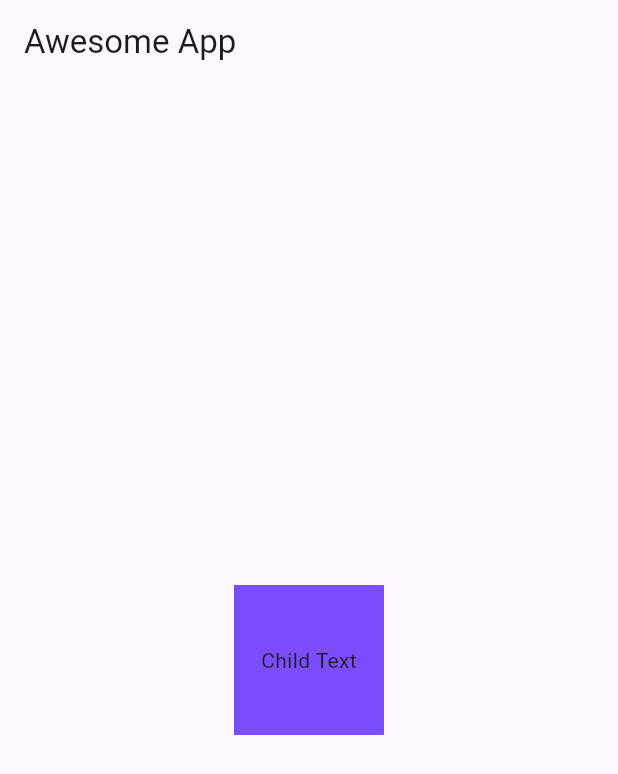
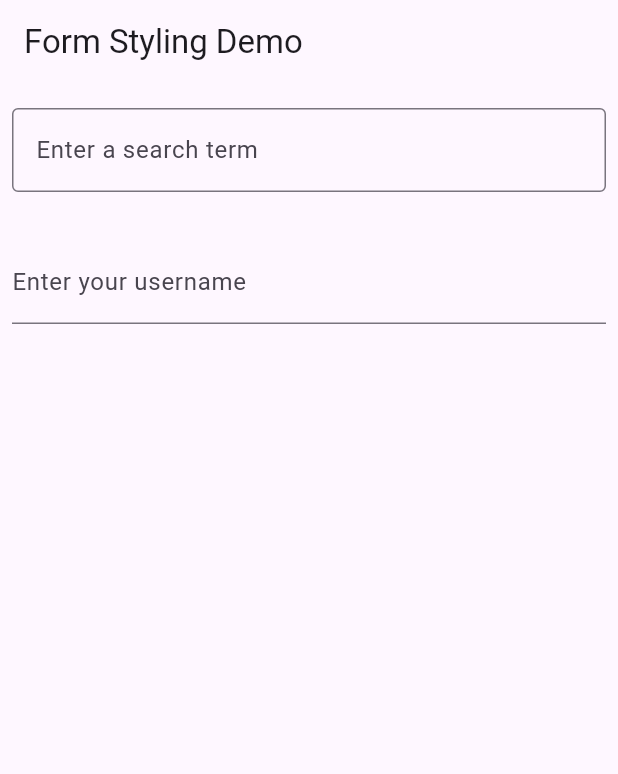
Before and after one commit to bankolemelchior/dart_flutter, a Flutter app: the screen it shows after launch, on a phone screen of 412 x 824 dp. Shown: the top 774 px of the screen. Run offline on Flutter 3.47's test engine with Material 3 defaults, Android fonts, the phone set to English and light mode, and no system bars.

```diff
--- a/lib/main.dart
+++ b/lib/main.dart
@@ -1,38 +1,52 @@
 import 'package:flutter/material.dart';
 
-void main() {
-  //widgetsApp //MaterialApp //CupertinoApp
-  //widgets is low level, so instead of using WidgetsApp() in the run app
-  runApp(MaterialApp(
-    home: const HomePage(),
-    theme: ThemeData(
-      primarySwatch: Colors.green,
-    ),
-  ));
-}
+void main() => runApp(const MyApp());
 
-class HomePage extends StatelessWidget {
-  const HomePage({super.key});
+class MyApp extends StatelessWidget {
+  const MyApp({super.key});
 
   @override
   Widget build(BuildContext context) {
-    return Scaffold(
-      appBar: AppBar(
-        title: const Text("Awesome App"),
-      ),
-      body: Center(
-        child: Container(
-          padding: const EdgeInsets.all(8),
-          // color: Colors.red,
-          width: 100,
-          height: 100,
-          alignment: Alignment.center,
-          decoration: const BoxDecoration(
-            color: Colors.deepPurpleAccent,
-          ),
-          child: const Text("Child Text"),
+    const appTitle = 'Form Styling Demo';
+    return MaterialApp(
+      title: appTitle,
+      home: Scaffold(
+        appBar: AppBar(
+          title: const Text(appTitle),
         ),
+        body: const MyCustomForm(),
       ),
     );
   }
 }
+
+class MyCustomForm extends StatelessWidget {
+  const MyCustomForm({super.key});
+
+  @override
+  Widget build(BuildContext context) {
+    return Column(
+      crossAxisAlignment: CrossAxisAlignment.start,
+      children: <Widget>[
+        const Padding(
+          padding: EdgeInsets.symmetric(horizontal: 8, vertical: 16),
+          child: TextField(
+            decoration: InputDecoration(
+              border: OutlineInputBorder(),
+              hintText: 'Enter a search term',
+            ),
+          ),
+        ),
+        Padding(
+          padding: const EdgeInsets.symmetric(horizontal: 8, vertical: 16),
+          child: TextFormField(
+            decoration: const InputDecoration(
+              border: UnderlineInputBorder(),
+              labelText: 'Enter your username',
+            ),
+          ),
+        ),
+      ],
+    );
+  }
+}
```
Also changed, not shown: 7 other files.
